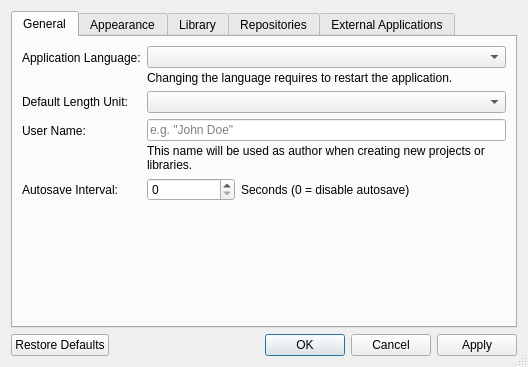
The window that libs/librepcb/editor/workspace/workspacesettingsdialog.ui (LibrePCB/LibrePCB) describes before a commit, drawn with Qt 5.
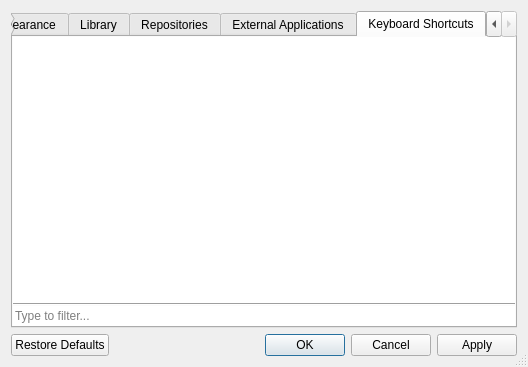
The same window after the commit. The open tabs and pages were chosen to show the change. Icons and pictures are not drawn. Custom widgets are drawn as their Qt base class.

Commit message: Make keyboard shortcuts configurable in workspace settings

The edit to the form file:
```diff
--- a/libs/librepcb/editor/workspace/workspacesettingsdialog.ui
+++ b/libs/librepcb/editor/workspace/workspacesettingsdialog.ui
@@ -450,6 +450,82 @@
        </item>
       </layout>
      </widget>
+     <widget class="QWidget" name="keyboardShortcutsTab">
+      <attribute name="title">
+       <string>Keyboard Shortcuts</string>
+      </attribute>
+      <layout class="QVBoxLayout" name="verticalLayout_2">
+       <property name="spacing">
+        <number>0</number>
+       </property>
+       <property name="leftMargin">
+        <number>0</number>
+       </property>
+       <property name="topMargin">
+        <number>0</number>
+       </property>
+       <property name="rightMargin">
+        <number>0</number>
+       </property>
+       <property name="bottomMargin">
+        <number>0</number>
+       </property>
+       <item>
+        <widget class="QTreeView" name="treeKeyboardShortcuts">
+         <property name="frameShape">
+          <enum>QFrame::NoFrame</enum>
+         </property>
+         <property name="horizontalScrollBarPolicy">
+          <enum>Qt::ScrollBarAlwaysOff</enum>
+         </property>
+         <property name="showDropIndicator" stdset="0">
+          <bool>false</bool>
+         </property>
+         <property name="indentation">
+          <number>8</number>
+         </property>
+         <property name="rootIsDecorated">
+          <bool>false</bool>
+         </property>
+         <property name="itemsExpandable">
+          <bool>false</bool>
+         </property>
+         <property name="headerHidden">
+          <bool>true</bool>
+         </property>
+         <attribute name="headerStretchLastSection">
+          <bool>false</bool>
+         </attribute>
+        </widget>
+       </item>
+       <item>
+        <widget class="Line" name="line">
+         <property name="orientation">
+          <enum>Qt::Horizontal</enum>
+         </property>
+        </widget>
+       </item>
+       <item>
+        <widget class="QLineEdit" name="edtCommandFilter">
+         <property name="inputMask">
+          <string notr="true"/>
+         </property>
+         <property name="text">
+          <string notr="true"/>
+         </property>
+         <property name="frame">
+          <bool>false</bool>
+         </property>
+         <property name="placeholderText">
+          <string>Type to filter...</string>
+         </property>
+         <property name="clearButtonEnabled">
+          <bool>true</bool>
+         </property>
+        </widget>
+       </item>
+      </layout>
+     </widget>
     </widget>
    </item>
    <item>
```
The commit also changes 14 other files.
